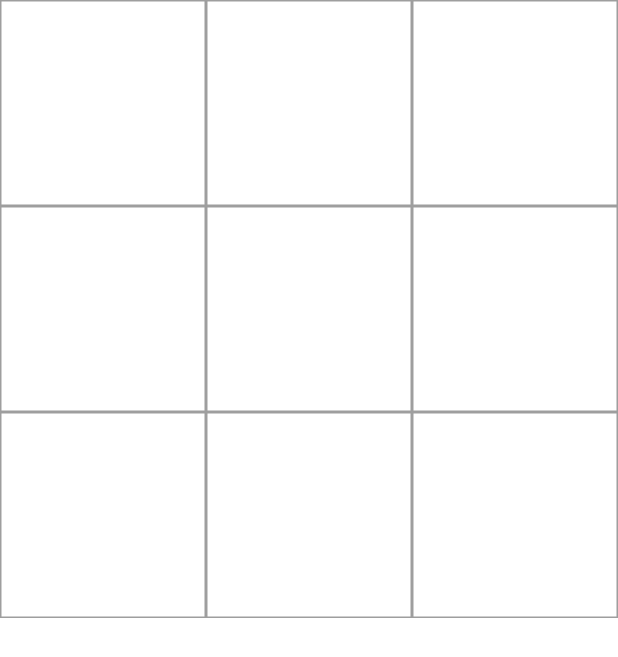
After one commit to kjmj/flutter_tic_tac_toe, a Flutter app: the screen it shows after launch, on a phone screen of 412 x 824 dp. The commit adds this screen. Shown: the top 657 px of the screen. Run offline on Flutter 3.47's test engine with Material 2 defaults, Android fonts, the phone set to English and light mode, and no system bars.

Commit message:
move board into its own file

```diff
--- /dev/null
+++ b/lib/board.dart
@@ -0,0 +1,52 @@
+import 'package:flutter/material.dart';
+
+class Board extends StatefulWidget {
+  @override
+  _Board createState() => _Board();
+}
+
+class _Board extends State<Board> {
+  List<String> board = ['', '', '', '', '', '', '', '', ''];
+  String currTurn = 'o';
+
+  @override
+  Widget build(BuildContext context) {
+    return GridView.builder(
+      itemCount: 9,
+      gridDelegate:
+          SliverGridDelegateWithFixedCrossAxisCount(crossAxisCount: 3),
+      itemBuilder: (context, index) {
+        return GestureDetector(
+          onTap: () {
+            _boxTapped(index);
+          },
+          child: Container(
+            child: Center(
+              child: Text(
+                board[index],
+                style: TextStyle(color: Colors.white, fontSize: 36),
+              ),
+            ),
+            decoration: BoxDecoration(
+              border: Border.all(color: Colors.grey),
+            ),
+          ),
+        );
+      },
+    );
+  }
+
+  void _boxTapped(index) {
+    setState(() {
+      if (board[index] == '') {
+        if (currTurn == 'o') {
+          board[index] = 'o';
+          currTurn = 'x';
+        } else {
+          board[index] = 'x';
+          currTurn = 'o';
+        }
+      }
+    });
+  }
+}
```
Also changed, not shown: lib/main.dart (+3 -40 lines).
